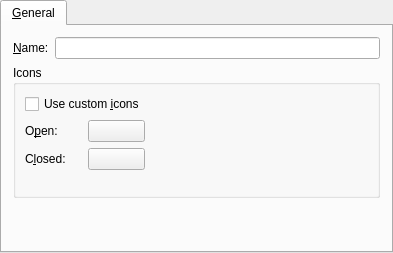
Before: the Qt Designer form kopete/contactlist/kopetegvipropswidget.ui in KDE/kopete, drawn with Qt 5.
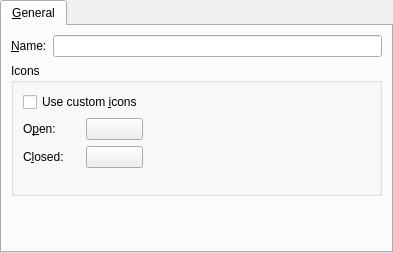
After: the same form once the commit is applied.

What changed in the file:
```diff
--- a/kopete/contactlist/kopetegvipropswidget.ui
+++ b/kopete/contactlist/kopetegvipropswidget.ui
@@ -177,8 +177,6 @@
    </item>
   </layout>
  </widget>
- <layoutdefault spacing="6" margin="11" />
- <pixmapfunction>qPixmapFromMimeSource</pixmapfunction>
  <tabstops>
   <tabstop>tabWidget</tabstop>
   <tabstop>edtDisplayName</tabstop>
```
